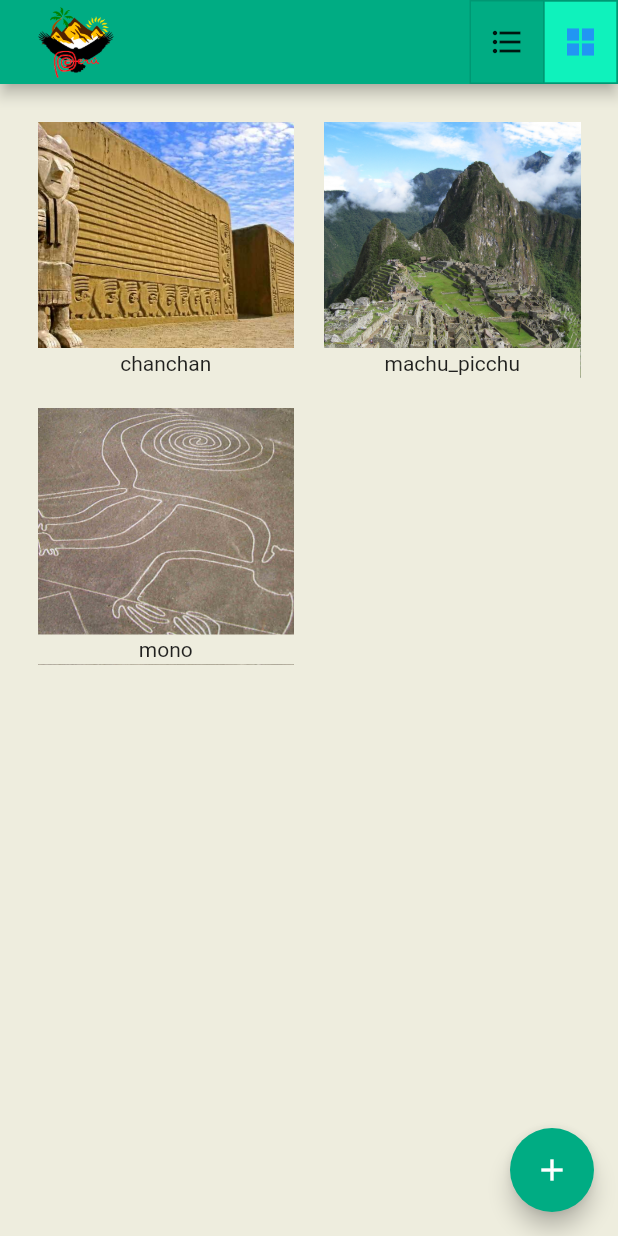
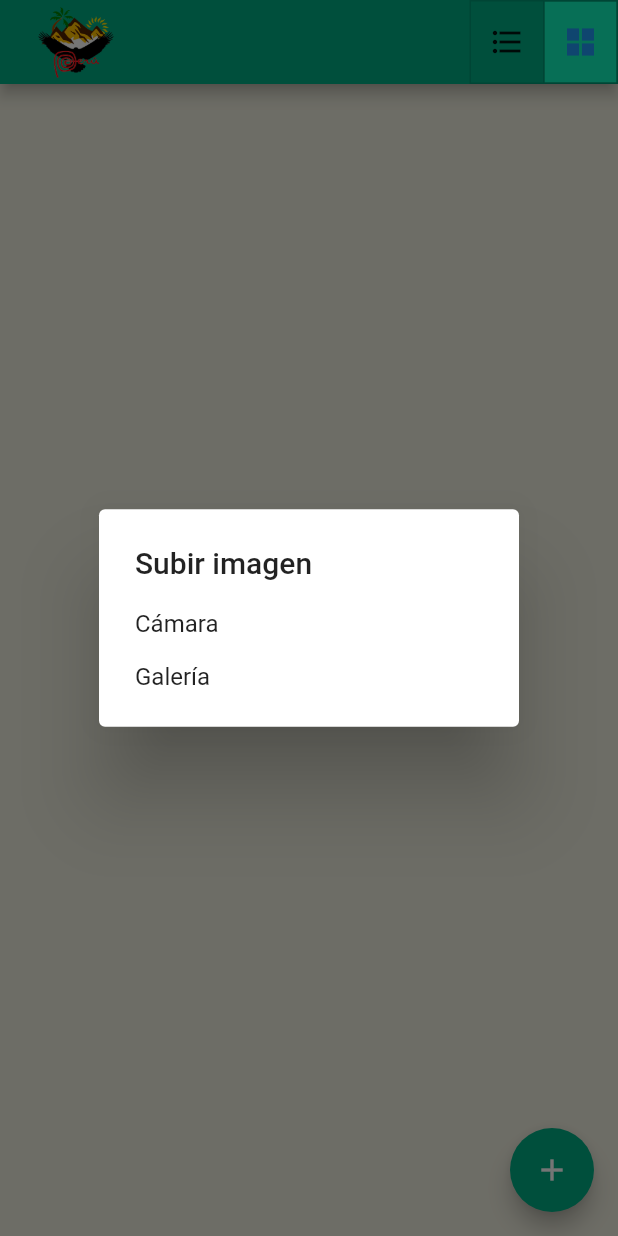
Before and after one commit to NestorSoto/HoloTourism, a Flutter app: the screen it shows after launch, after a tap on the "add" icon, on a phone screen of 412 x 824 dp. Run offline on Flutter 3.47's test engine with Material 2 defaults, Android fonts, the phone set to English and light mode, and no system bars; our stand-ins replace camera, image_picker, photo_view.

Commit message:
Implementado tomar fotos y galeria al home.dart

```diff
--- a/HoloTourism/lib/custom_widgets/customlist.dart
+++ b/HoloTourism/lib/custom_widgets/customlist.dart
@@ -1,3 +1,5 @@
+import 'dart:io';
+
 import 'package:flutter/material.dart';
 import 'package:untitled1/resultado.dart';
 
@@ -6,7 +8,7 @@ class CustomList extends StatelessWidget {
   const CustomList({Key? key, required this.selections, required this.touristicPlaces}) : super(key: key);
 
   final List<bool> selections;
-  final List<String> touristicPlaces;
+  final List<File> touristicPlaces;
 
   @override
   Widget build(BuildContext context) {
@@ -31,9 +33,9 @@ class CustomList extends StatelessWidget {
                     alignment: Alignment.center,
                     color: const Color(0xFFEEEDDE),
                     padding: const EdgeInsets.symmetric(vertical: 2),
-                    child: Text(item),
+                    child: Text('A'),
                   ),
-                  child: Image.asset('assets/tourism/$item.jpg', fit: BoxFit.cover)
+                  child: Image.file(item, fit: BoxFit.cover)
               ),
             );
           }
@@ -53,8 +55,8 @@ class CustomList extends StatelessWidget {
                   )
               ),
               child: ListTile (
-                leading: Image.asset(
-                  'assets/tourism/$item.jpg',
+                leading: Image.file(
+                  item,
                   height: 50,
                   width: 70,
                   fit: BoxFit.cover,
@@ -64,7 +66,7 @@ class CustomList extends StatelessWidget {
                       builder: (context) => Primera(imagen: touristicPlaces[index])
                   ));
                 },
-                title: Text(item),
+                title: Text('A'),
               ),
             );}
       ),
--- a/HoloTourism/lib/home.dart
+++ b/HoloTourism/lib/home.dart
@@ -1,14 +1,14 @@
+import 'dart:io';
 
 import 'package:flutter/material.dart';
-import 'package:flutter/foundation.dart';
 import 'package:untitled1/resultado.dart';
 import './custom_widgets/customlist.dart';
+import 'package:untitled1/screens/home_screen.dart';
 
 const topColor = Color(0xFF00ac83);
 class MyHomePage extends StatefulWidget {
-  const MyHomePage({Key? key, required this.title}) : super(key: key);
-
-  final String title;
+  List<File> touristicPlaces = <File>[];
+  MyHomePage({Key? key}) : super(key: key);
 
   @override
   State<MyHomePage> createState() => _MyHomePageState();
@@ -16,19 +16,16 @@ class MyHomePage extends StatefulWidget {
 
 class _MyHomePageState extends State<MyHomePage> {
 
-  int _counter = 0;
   late final List<bool> _selections;
-  final touristicPlaces = ['chanchan','machu_picchu','mono'];
+  callback(varImage){
+    setState((){
+      widget.touristicPlaces.add(varImage);
+    });
+  }
   @override
   void initState() {
     _selections = [false, true];
     super.initState();
-  }
-
-  void _incrementCounter() {
-    setState(() {
-      _counter++;
-    });
   }
 
   @override
@@ -60,14 +57,16 @@ class _MyHomePageState extends State<MyHomePage> {
       ),
       body: CustomList(
         selections: _selections,
-        touristicPlaces: touristicPlaces,
+        touristicPlaces: widget.touristicPlaces,
       ),
       floatingActionButton: FloatingActionButton(
-        onPressed: _incrementCounter,
-        tooltip: 'Añadir imagen',
+        onPressed: () async{
+          HomeScreenDialogs().build(context, callbackFunction:callback);
+        },
         backgroundColor: topColor,
+        tooltip: 'Upload Image',
         child: const Icon(Icons.add),
-      ), // This trailing comma makes auto-formatting nicer for build methods.
+      ),  // This trailing comma makes auto-formatting nicer for build methods.
     );
   }
 }
--- a/HoloTourism/lib/homeimprovisado.dart
+++ b/HoloTourism/lib/homeimprovisado.dart
@@ -91,7 +91,6 @@ class _MyHomePageState extends State<MyHomePage> {
       ),
       floatingActionButton: FloatingActionButton(
         onPressed: () async {
-          HomeScreenDialogs().optionsDialogBox(context);
         },
         tooltip: 'Upload Image',
         child: const Icon(Icons.add),
--- a/HoloTourism/lib/main.dart
+++ b/HoloTourism/lib/main.dart
@@ -21,7 +21,7 @@ class MyApp extends StatelessWidget {
         theme: ThemeData(
           scaffoldBackgroundColor: bodyColor,
         ),
-        home: MyHomePage(title: 'a')
+        home: MyHomePage()
     );
   }
 }
--- a/HoloTourism/lib/resultado.dart
+++ b/HoloTourism/lib/resultado.dart
@@ -4,8 +4,10 @@ import 'package:flutter/material.dart';
 import 'package:flutter/rendering.dart';
 import 'package:path/path.dart' as Path;
 import 'package:untitled1/ubicacion.dart';
+import 'dart:io';
+
 class Primera extends StatelessWidget {
-  String imagen;
+  File imagen;
 
 
   Primera({super.key, required this.imagen});
@@ -35,11 +37,11 @@ class Primera extends StatelessWidget {
               mainAxisAlignment: MainAxisAlignment.spaceEvenly,
               crossAxisAlignment: CrossAxisAlignment.center,
               children: [
-                Text("$imagen",
+                Text("A",
                     style:
                     TextStyle(fontSize: 30, fontWeight: FontWeight.bold)),
-                Image.asset(
-                  'assets/tourism/$imagen.jpg',
+                Image.file(
+                  imagen,
                   width: 450.0,
                 ),
                 Text(
```
Also changed, not shown: HoloTourism/lib/screens/home_screen.dart (+32 -27 lines).
